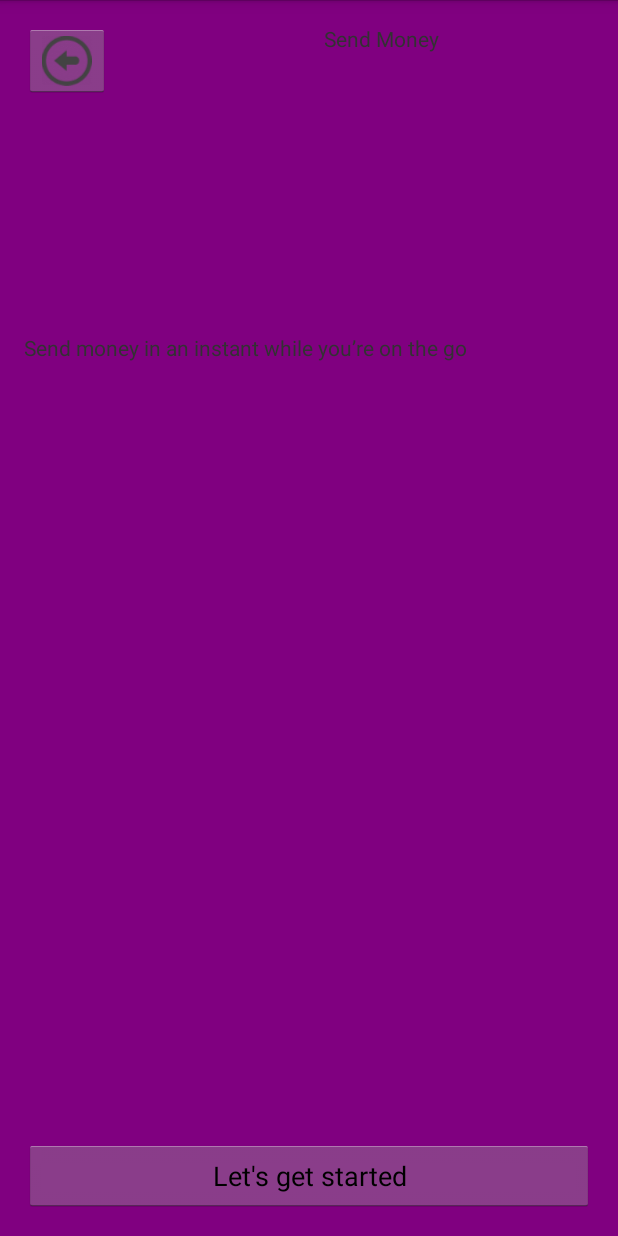
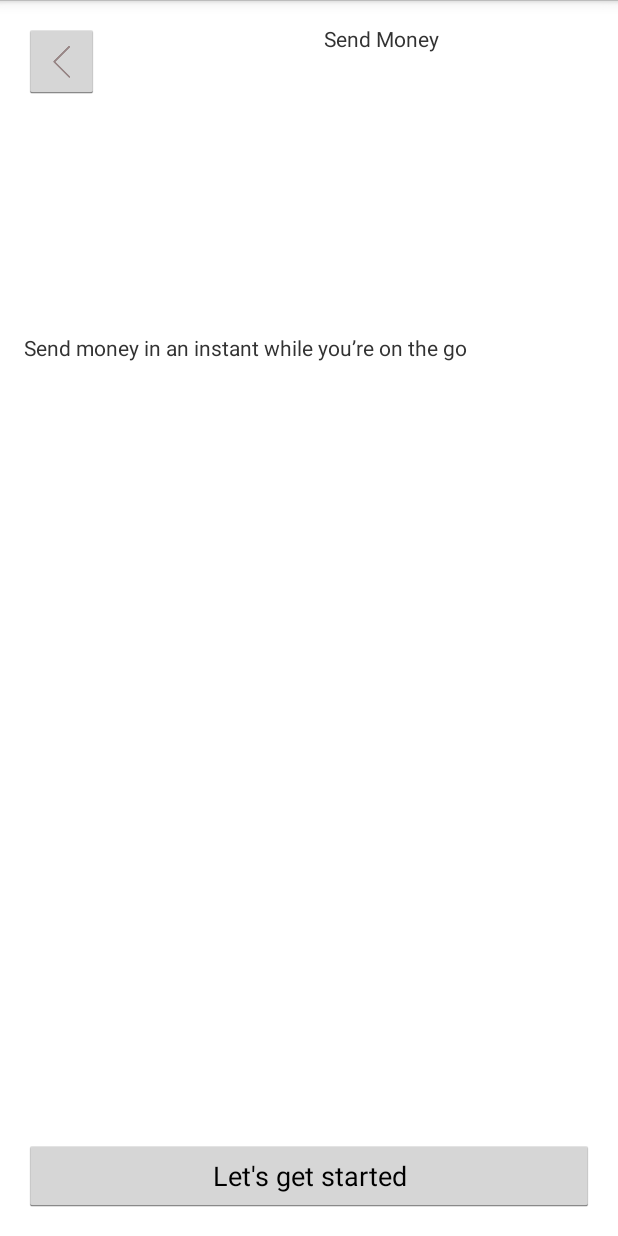
Before and after one commit to jadenyjw/intertap, an Android app: the screen it shows after launch (NFCActivity), on a phone screen of 412 x 824 dp. Run offline under Robolectric (Android 15) with nearby library versions, the phone set to English and light mode, and no system bars; our stand-ins replace Volley.

Commit message:
[WIP] import futura fontnts, icons

```diff
--- a/app/src/main/java/com/intertapp/NFCActivity.java
+++ b/app/src/main/java/com/intertapp/NFCActivity.java
@@ -1,6 +1,8 @@
 package com.intertapp;
 
 import android.app.Activity;
+import android.content.Intent;
+import android.graphics.Typeface;
 import android.nfc.NdefMessage;
 import android.nfc.NdefRecord;
 import android.nfc.NfcAdapter;
@@ -39,7 +41,7 @@ import java.util.Map;
 
 public class NFCActivity extends Activity implements NfcAdapter.CreateNdefMessageCallback {
 
-    private EditText mEditText;
+    private EditText mEditText, amount;
     private final String accessID = "CA1TAaPamkkrCsZQ";
     private final String registration = "CA1AReggCJXVeGF2";
     private final String secretKey = "XyhKlB3ySVGpeNHAWR7XwkASvpiymC/Sr4GQDyZs+YM="; //lul
@@ -47,13 +49,20 @@ public class NFCActivity extends Activity implements NfcAdapter.CreateNdefMessag
     private String accessToken;
     private Button getStarted;
     private ImageButton backbutton;
+    private TextView instr;
 
     @Override
     protected void onCreate(Bundle savedInstanceState) {
         super.onCreate(savedInstanceState);
         setContentView(R.layout.activity_nfc);
         mEditText = (EditText) findViewById(R.id.edit_text_field);
-
+        amount = (EditText) findViewById(R.id.edit_text_field);
+        instr = (TextView) findViewById(R.id.editText2);
+        Typeface face = Typeface.createFromAsset(getAssets(),
+                "fonts/futur.ttf");
+        mEditText.setTypeface(face);
+        amount.setTypeface(face);
+        instr.setTypeface(face);
         NfcAdapter mAdapter = NfcAdapter.getDefaultAdapter(this);
         if (mAdapter == null) {
             mEditText.setText("Sorry this device does not have NFC.");
@@ -71,14 +80,13 @@ public class NFCActivity extends Activity implements NfcAdapter.CreateNdefMessag
         backbutton.setOnClickListener(new View.OnClickListener() {
             @Override
             public void onClick(View view) {
-
+            startActivity(new Intent(NFCActivity.this, MainActivity.class));
             }
         });
         getStarted.setOnClickListener(new View.OnClickListener() {
             @Override
             public void onClick(View view) {
-            EditText amount = (EditText) findViewById(R.id.edit_text_field);
-            TextView instr = (TextView) findViewById(R.id.editText2);
+
 
             amount.setVisibility(View.VISIBLE);
             instr.setVisibility(View.INVISIBLE);
--- a/app/src/main/res/layout/activity_nfc.xml
+++ b/app/src/main/res/layout/activity_nfc.xml
@@ -4,7 +4,7 @@
     android:layout_width="match_parent"
     android:layout_height="match_parent"
     android:paddingLeft="@dimen/activity_horizontal_margin"
-    android:background="#800080"
+    android:background="#FFFFFF"
     android:paddingRight="@dimen/activity_horizontal_margin"
     android:paddingTop="@dimen/activity_vertical_margin"
     android:paddingBottom="@dimen/activity_vertical_margin"
@@ -49,12 +49,12 @@
 
     <ImageButton
         android:id="@+id/imageButton2"
-        android:layout_width="wrap_content"
-        android:layout_height="wrap_content"
+        android:layout_width="50dp"
+        android:layout_height="50dp"
         android:layout_alignParentLeft="true"
         android:layout_alignParentStart="true"
         android:layout_alignParentTop="true"
-        android:src="@drawable/backbut" />
+        android:src="@drawable/new_arrow64" />
 
     <TextView
         android:id="@+id/editText3"
```
Also changed, not shown: app/src/main/assets/fonts/futur.ttf (added), app/src/main/res/drawable-xxhdpi/back128.png (added), app/src/main/res/drawable-xxhdpi/back64.png (added), app/src/main/res/drawable-xxhdpi/back_arrow.png (added), app/src/main/res/drawable-xxhdpi/backbut.png (deleted), app/src/main/res/drawable-xxhdpi/family64.png (added), app/src/main/res/drawable-xxhdpi/new_arrow64.png (added), app/src/main/res/drawable-xxhdpi/new_shop64.png (added), app/src/main/res/drawable-xxhdpi/shop.png (added), app/src/main/res/drawable-xxhdpi/success128.png (added), app/src/main/res/drawable-xxhdpi/success64.png (added), app/src/main/res/font/futura_medium_bt.ttf (added).
